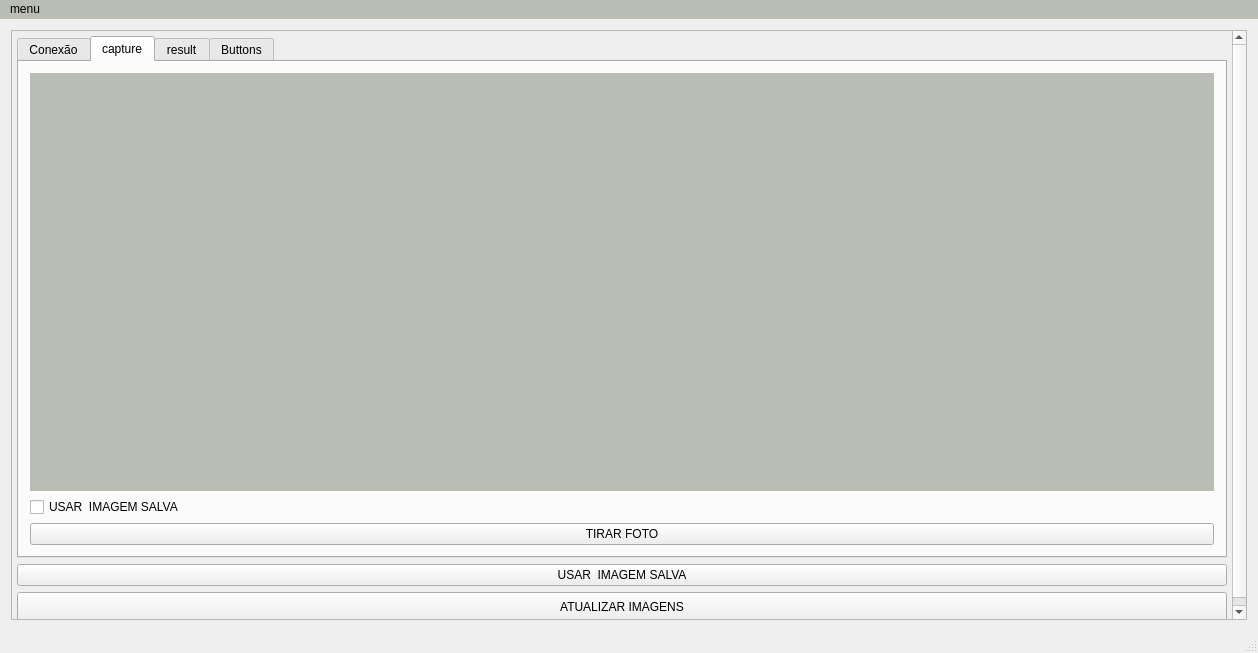
This is Software-Qt/mainwindow.ui in EngineeringLibrary/BCN3D as Qt 5 draws it before an edit. The edited form follows.
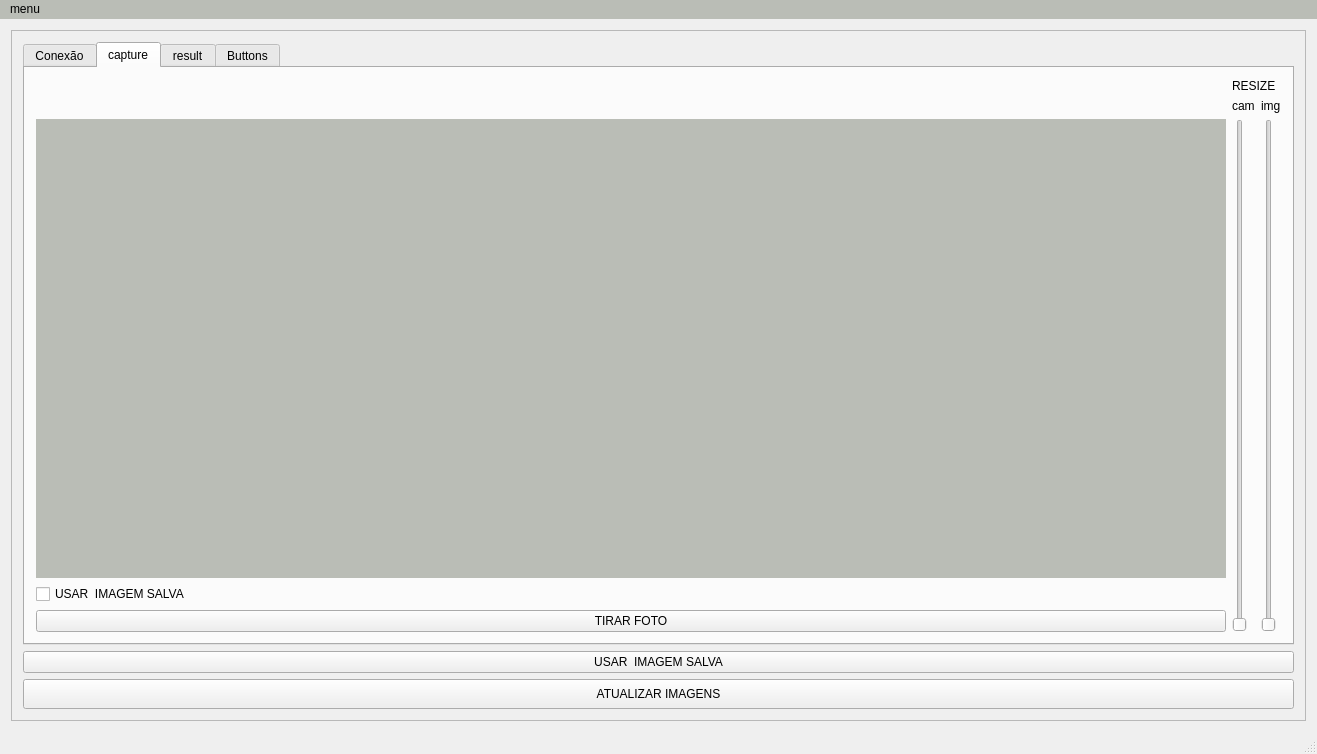
This is the edited form. The open tabs and pages were chosen to show the change.

Commit message: criando verticalslider para resize da imagem

Diff of the .ui file:
```diff
--- a/Software-Qt/mainwindow.ui
+++ b/Software-Qt/mainwindow.ui
@@ -6,8 +6,8 @@
    <rect>
     <x>0</x>
     <y>0</y>
-    <width>1258</width>
-    <height>653</height>
+    <width>1317</width>
+    <height>754</height>
    </rect>
   </property>
   <property name="windowTitle">
@@ -30,30 +30,15 @@
        <property name="geometry">
         <rect>
          <x>0</x>
-         <y>0</y>
-         <width>1224</width>
-         <height>750</height>
+         <y>-58</y>
+         <width>1283</width>
+         <height>758</height>
         </rect>
        </property>
        <layout class="QGridLayout" name="gridLayout_8">
-        <property name="leftMargin">
-         <number>5</number>
-        </property>
-        <property name="topMargin">
-         <number>5</number>
-        </property>
-        <property name="rightMargin">
-         <number>5</number>
-        </property>
-        <property name="bottomMargin">
-         <number>5</number>
-        </property>
-        <property name="horizontalSpacing">
-         <number>10</number>
-        </property>
         <item row="0" column="0">
          <layout class="QGridLayout" name="gridLayout_4">
-          <item row="1" column="0">
+          <item row="0" column="0">
            <widget class="QTabWidget" name="result">
             <property name="sizePolicy">
              <sizepolicy hsizetype="MinimumExpanding" vsizetype="MinimumExpanding">
@@ -161,8 +146,39 @@
               <string>capture</string>
              </attribute>
              <layout class="QGridLayout" name="gridLayout_2">
-              <item row="0" column="0">
+              <item row="1" column="1">
+               <widget class="QLabel" name="label">
+                <property name="text">
+                 <string>cam</string>
+                </property>
+               </widget>
+              </item>
+              <item row="0" column="1" colspan="2">
+               <widget class="QLabel" name="label_5">
+                <property name="text">
+                 <string>RESIZE</string>
+                </property>
+               </widget>
+              </item>
+              <item row="2" column="2">
+               <widget class="QSlider" name="resize_img">
+                <property name="orientation">
+                 <enum>Qt::Vertical</enum>
+                </property>
+               </widget>
+              </item>
+              <item row="2" column="1">
+               <widget class="QSlider" name="resize_cam">
+                <property name="orientation">
+                 <enum>Qt::Vertical</enum>
+                </property>
+               </widget>
+              </item>
+              <item row="2" column="0">
                <layout class="QVBoxLayout" name="verticalLayout">
+                <property name="sizeConstraint">
+                 <enum>QLayout::SetMaximumSize</enum>
+                </property>
                 <item>
                  <widget class="QWidget" name="webcam" native="true">
                   <property name="sizePolicy">
@@ -233,6 +249,13 @@
                 </item>
                </layout>
               </item>
+              <item row="1" column="2">
+               <widget class="QLabel" name="label_2">
+                <property name="text">
+                 <string>img</string>
+                </property>
+               </widget>
+              </item>
              </layout>
             </widget>
             <widget class="QWidget" name="result_0">
@@ -1126,7 +1149,7 @@
     <rect>
      <x>0</x>
      <y>0</y>
-     <width>1258</width>
+     <width>1317</width>
      <height>25</height>
     </rect>
    </property>
```
Left out of the diff: 16 changed lines with no effect on the pictures. The commit also changes 3 other files.
